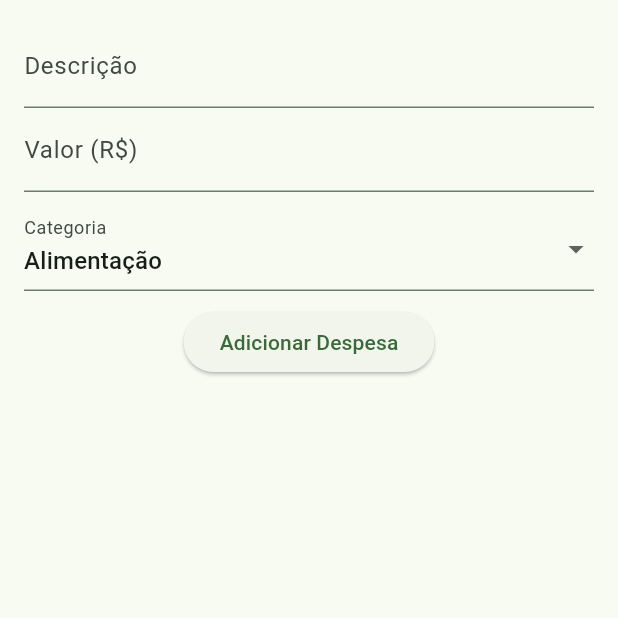
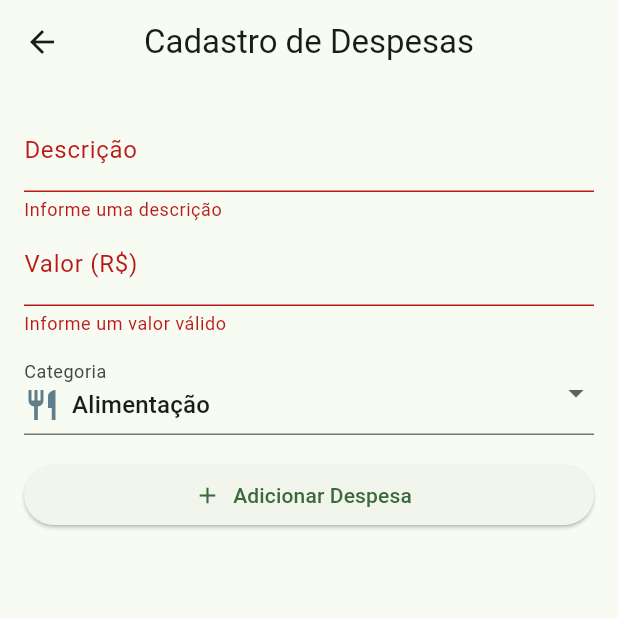
Before and after one commit to Lucas-Passos/saldo_positivo, a Flutter app: the DespesaScreen screen opened directly, after a tap on "Adicionar Despesa", on a phone screen of 412 x 824 dp, the top half of it. Run offline on Flutter 3.47's test engine with Material 3 defaults, Android fonts, the phone set to English and light mode, and no system bars; our stand-ins replace hive, hive_flutter; accounts and stored records are empty.

Commit message:
inserido titulo e dropdown

```diff
--- a/lib/screens/despesa_screen.dart
+++ b/lib/screens/despesa_screen.dart
@@ -17,6 +17,10 @@ class _DespesaScreenState extends State<DespesaScreen> {
     final despesas = _data.getDespesas();
 
     return Scaffold(
+      appBar: AppBar(
+        title: const Text('Cadastro de Despesas'),
+        centerTitle: true,
+      ),
       body: Padding(
         padding: const EdgeInsets.all(16),
         child: Column(
--- a/lib/widgets/form_despesa.dart
+++ b/lib/widgets/form_despesa.dart
@@ -10,10 +10,12 @@ class FormDespesa extends StatefulWidget {
 }
 
 class _FormDespesaState extends State<FormDespesa> {
+  final _formKey = GlobalKey<FormState>();
   final _descricaoController = TextEditingController();
   final _valorController = TextEditingController();
   final HiveDataSource _data = HiveDataSource();
 
+  // Lista fixa de categorias — poderia vir do banco no futuro
   final List<String> _categorias = [
     'Alimentação',
     'Transporte',
@@ -22,12 +24,15 @@ class _FormDespesaState extends State<FormDespesa> {
     'Saúde',
     'Outros',
   ];
+
   String _categoriaSelecionada = 'Alimentação';
 
+  /// Função de salvamento com validação
   void _salvar() {
+    if (!_formKey.currentState!.validate()) return;
+
     final descricao = _descricaoController.text;
-    final valor = double.tryParse(_valorController.text) ?? 0;
-    if (descricao.isEmpty || valor <= 0) return;
+    final valor = double.tryParse(_valorController.text)!;
 
     final despesa = Despesa(
       descricao: descricao,
@@ -37,42 +42,105 @@ class _FormDespesaState extends State<FormDespesa> {
     );
 
     _data.addDespesa(despesa);
-    setState(() {});
-    ScaffoldMessenger.of(
-      context,
-    ).showSnackBar(SnackBar(content: Text('Despesa adicionada: $descricao')));
+
+    ScaffoldMessenger.of(context).showSnackBar(
+      SnackBar(
+        content: Row(
+          children: [
+            const Icon(Icons.check_circle, color: Colors.white),
+            const SizedBox(width: 8),
+            Text('Despesa adicionada: $descricao'),
+          ],
+        ),
+        backgroundColor: Colors.green,
+      ),
+    );
+
     _descricaoController.clear();
     _valorController.clear();
+    setState(() {
+      _categoriaSelecionada = _categorias.first;
+    });
   }
 
   @override
   Widget build(BuildContext context) {
-    return Column(
+    return Form(
+      key: _formKey,
+      child: Column(
+        crossAxisAlignment: CrossAxisAlignment.stretch,
         children: [
-        TextField(
+          // Campo de descrição
+          TextFormField(
             controller: _descricaoController,
             decoration: const InputDecoration(labelText: 'Descrição'),
+            validator: (value) =>
+                value == null || value.isEmpty ? 'Informe uma descrição' : null,
           ),
-        TextField(
+
+          // Campo de valor
+          TextFormField(
             controller: _valorController,
             decoration: const InputDecoration(labelText: 'Valor (R\$)'),
             keyboardType: TextInputType.number,
+            validator: (value) {
+              final val = double.tryParse(value ?? '');
+              if (val == null || val <= 0) return 'Informe um valor válido';
+              return null;
+            },
           ),
+
           const SizedBox(height: 10),
+
+          // Dropdown de categoria
           DropdownButtonFormField<String>(
             value: _categoriaSelecionada,
             decoration: const InputDecoration(labelText: 'Categoria'),
-          items: _categorias
-              .map((cat) => DropdownMenuItem(value: cat, child: Text(cat)))
-              .toList(),
-          onChanged: (value) => setState(() => _categoriaSelecionada = value!),
+            items: _categorias.map((cat) {
+              return DropdownMenuItem(
+                value: cat,
+                child: Row(
+                  children: [
+                    Icon(_iconeCategoria(cat), color: Colors.blueGrey),
+                    const SizedBox(width: 8),
+                    Text(cat),
+                  ],
                 ),
-        const SizedBox(height: 10),
-        ElevatedButton(
+              );
+            }).toList(),
+            onChanged: (value) => setState(() {
+              _categoriaSelecionada = value!;
+            }),
+          ),
+
+          const SizedBox(height: 16),
+
+          // Botão salvar
+          ElevatedButton.icon(
             onPressed: _salvar,
-          child: const Text('Adicionar Despesa'),
+            icon: const Icon(Icons.add),
+            label: const Text('Adicionar Despesa'),
           ),
         ],
+      ),
     );
   }
+
+  /// Define ícones para cada categoria (melhor UX visual)
+  IconData _iconeCategoria(String categoria) {
+    switch (categoria) {
+      case 'Alimentação':
+        return Icons.restaurant;
+      case 'Transporte':
+        return Icons.directions_car;
+      case 'Moradia':
+        return Icons.home;
+      case 'Lazer':
+        return Icons.movie;
+      case 'Saúde':
+        return Icons.favorite;
+      default:
+        return Icons.attach_money;
     }
+  }
+}
--- a/pubspec.yaml
+++ b/pubspec.yaml
@@ -34,6 +34,9 @@ dependencies:
   # The following adds the Cupertino Icons font to your application.
   # Use with the CupertinoIcons class for iOS style icons.
   cupertino_icons: ^1.0.8
+  hive: ^2.2.3
+  hive_flutter: ^1.1.0
+  path_provider: ^2.1.2
 
 dev_dependencies:
   flutter_test:
@@ -45,6 +48,9 @@ dev_dependencies:
   # package. See that file for information about deactivating specific lint
   # rules and activating additional ones.
   flutter_lints: ^5.0.0
+
+  hive_generator: ^2.0.1
+  build_runner: ^2.4.7
 
 # For information on the generic Dart part of this file, see the
 # following page: https://dart.dev/tools/pub/pubspec
```
Also changed, not shown: pubspec.lock. Lines whose indentation alone changed are shown as unchanged.
